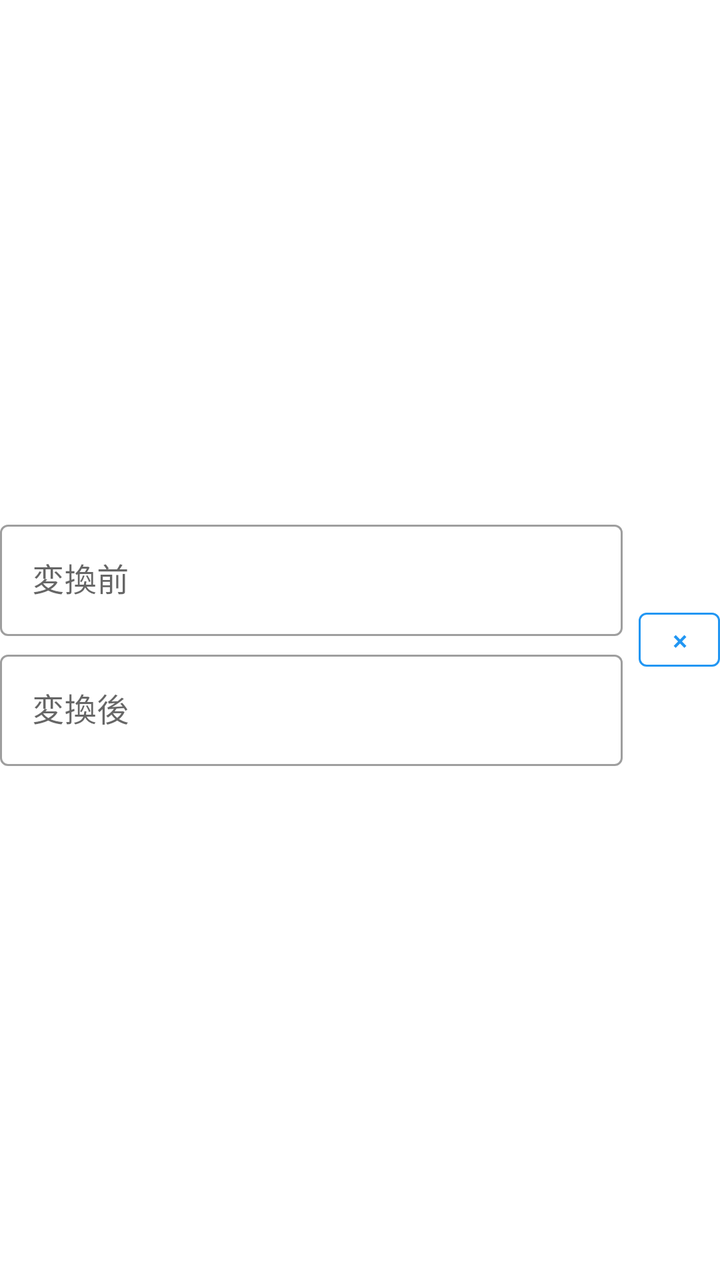
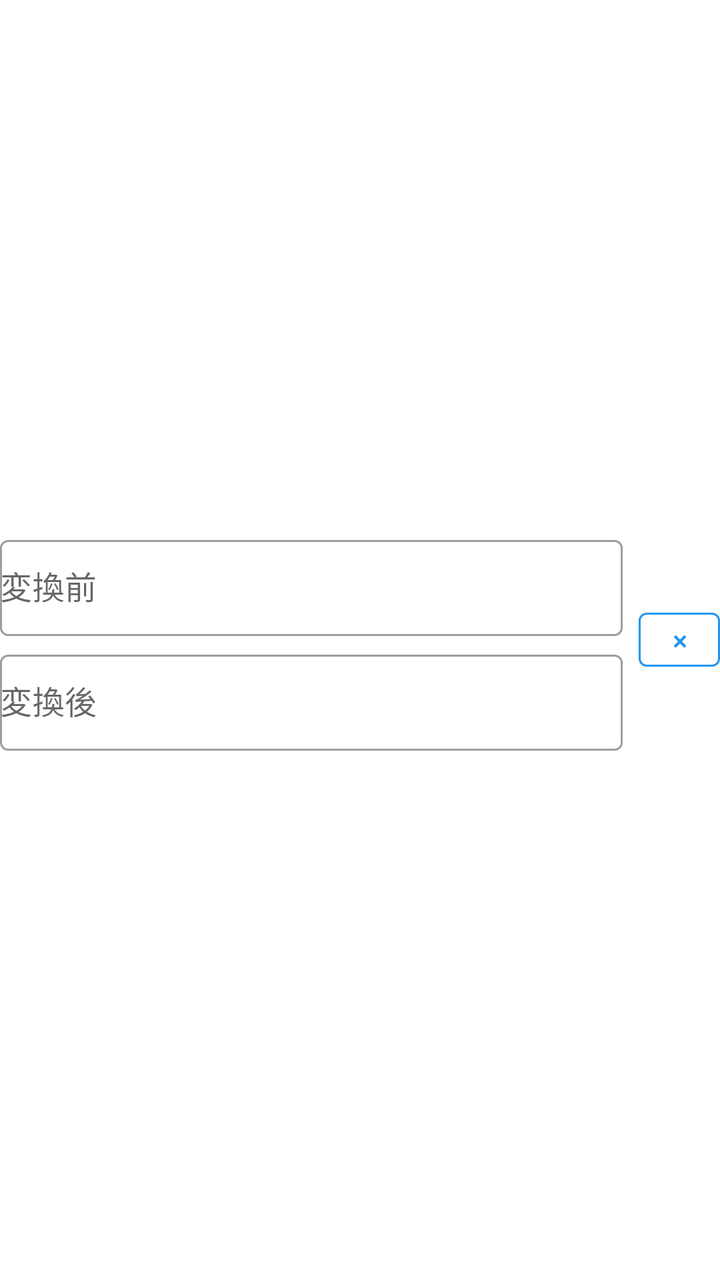

Screens rendered from an Android XML layout before and after an edit, with the pre-edit source and the edit as a unified diff.
<!-- AndroidManifest.xml: application theme Theme.SmsToKintone -->
<!-- res/layout/item_fixed_conversion.xml -->
<?xml version="1.0" encoding="utf-8"?>
<LinearLayout xmlns:android="http://schemas.android.com/apk/res/android"
    xmlns:app="http://schemas.android.com/apk/res-auto"
    android:layout_width="match_parent"
    android:layout_height="wrap_content"
    android:orientation="horizontal"
    android:gravity="center_vertical"
    android:layout_marginTop="8dp">

    <LinearLayout
        android:layout_width="0dp"
        android:layout_height="wrap_content"
        android:layout_weight="1"
        android:orientation="vertical">

        <com.google.android.material.textfield.TextInputLayout
            android:layout_width="match_parent"
            android:layout_height="wrap_content"
            android:hint="@string/hint_company_name_fix_conversion_before">

            <com.google.android.material.textfield.TextInputEditText
                android:id="@+id/etFixConversionBefore"
                android:layout_width="match_parent"
                android:layout_height="wrap_content"
                android:inputType="text" />
        </com.google.android.material.textfield.TextInputLayout>

        <com.google.android.material.textfield.TextInputLayout
            android:layout_width="match_parent"
            android:layout_height="wrap_content"
            android:layout_marginTop="4dp"
            android:hint="@string/hint_company_name_fix_conversion_after">

            <com.google.android.material.textfield.TextInputEditText
                android:id="@+id/etFixConversionAfter"
                android:layout_width="match_parent"
                android:layout_height="wrap_content"
                android:inputType="text" />
        </com.google.android.material.textfield.TextInputLayout>
    </LinearLayout>

    <com.google.android.material.button.MaterialButton
        android:id="@+id/btnDeleteFixedConversion"
        style="@style/AppButton.CompactIconButton"
        android:layout_width="wrap_content"
        android:layout_height="wrap_content"
        android:layout_marginStart="8dp"
        android:text="@string/btn_remove_keyword" />
</LinearLayout>
<!-- resources referenced by this layout -->
<resources>
  <string name="btn_remove_keyword">×</string>
  <string name="hint_company_name_fix_conversion_after">変換後</string>
  <string name="hint_company_name_fix_conversion_before">変換前</string>
  <style name="AppButton.CompactIconButton" parent="AppButton.OutlinedButton">
          <item name="android:minWidth">0dp</item>
          <item name="android:minHeight">0dp</item>
          <item name="android:insetTop">0dp</item>
          <item name="android:insetBottom">0dp</item>
          <item name="android:paddingStart">12dp</item>
          <item name="android:paddingEnd">12dp</item>
          <item name="android:paddingTop">4dp</item>
          <item name="android:paddingBottom">4dp</item>
      </style>
  <style name="Theme.SmsToKintone" parent="Theme.MaterialComponents.DayNight.NoActionBar">
          <item name="colorPrimary">@color/blue_500</item>
          <item name="colorPrimaryVariant">@color/blue_700</item>
          <item name="colorPrimaryDark">@color/blue_700</item>
          <item name="colorOnPrimary">@color/white</item>
          <item name="colorSecondary">@color/teal_200</item>
          <item name="colorSecondaryVariant">@color/teal_700</item>
          <item name="colorOnSecondary">@color/black</item>
          <item name="textInputStyle">@style/Widget.MaterialComponents.TextInputLayout.OutlinedBox</item>
      </style>
  <style name="AppButton.OutlinedButton" parent="Widget.MaterialComponents.Button.OutlinedButton">
          <item name="strokeColor">@color/button_stroke_color</item>
          <item name="android:disabledAlpha">0.5</item>
      </style>
  <color name="blue_500">#2196F3</color>
  <color name="blue_700">#1976D2</color>
  <color name="white">#FFFFFFFF</color>
  <color name="teal_200">#03DAC5</color>
  <color name="teal_700">#018786</color>
  <color name="black">#FF000000</color>
</resources>

<!-- the commit's change to res/layout/item_fixed_conversion.xml (unified diff, before → after) -->
@@ -19,6 +19,7 @@
             android:hint="@string/hint_company_name_fix_conversion_before">
 
             <com.google.android.material.textfield.TextInputEditText
+                style="@style/AppTextInputEditText"
                 android:id="@+id/etFixConversionBefore"
                 android:layout_width="match_parent"
                 android:layout_height="wrap_content"
@@ -32,6 +33,7 @@
             android:hint="@string/hint_company_name_fix_conversion_after">
 
             <com.google.android.material.textfield.TextInputEditText
+                style="@style/AppTextInputEditText"
                 android:id="@+id/etFixConversionAfter"
                 android:layout_width="match_parent"
                 android:layout_height="wrap_content"
<!-- resource entries referenced after the edit -->
@@ -12,6 +12,12 @@
           <item name="android:paddingEnd">12dp</item>
           <item name="android:paddingTop">4dp</item>
           <item name="android:paddingBottom">4dp</item>
+      </style>
+  <style name="AppTextInputEditText">
+          <item name="android:minHeight">48dp</item>
+          <item name="android:padding">0dp</item>
+          <item name="android:paddingTop">8dp</item>
+          <item name="android:paddingBottom">8dp</item>
       </style>
   <style name="Theme.SmsToKintone" parent="Theme.MaterialComponents.DayNight.NoActionBar">
           <item name="colorPrimary">@color/blue_500</item>
